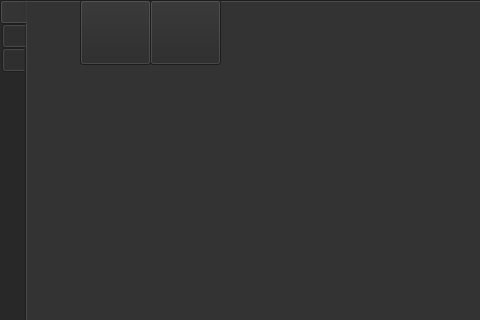
This is src/ClientApp/MainWindow.ui in PolarStarWalker/PolarUV-client as Qt 5 draws it before an edit; both pictures show x 0 to 480 and y 0 to 320 of the 1400 by 790 pixel window. The edited form follows.
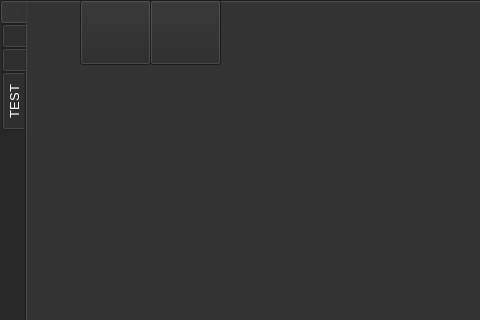
This is the edited form. Icons and pictures are not drawn.

```diff
--- a/src/ClientApp/MainWindow.ui
+++ b/src/ClientApp/MainWindow.ui
@@ -6822,6 +6822,11 @@
      <zorder>ProgressBarFrame</zorder>
      <zorder>ProgressBar</zorder>
     </widget>
+    <widget class="QWidget" name="tab">
+     <attribute name="title">
+      <string>TEST</string>
+     </attribute>
+    </widget>
    </widget>
    <zorder>TabWidget</zorder>
    <zorder>CommandsProtocolButton</zorder>
```
